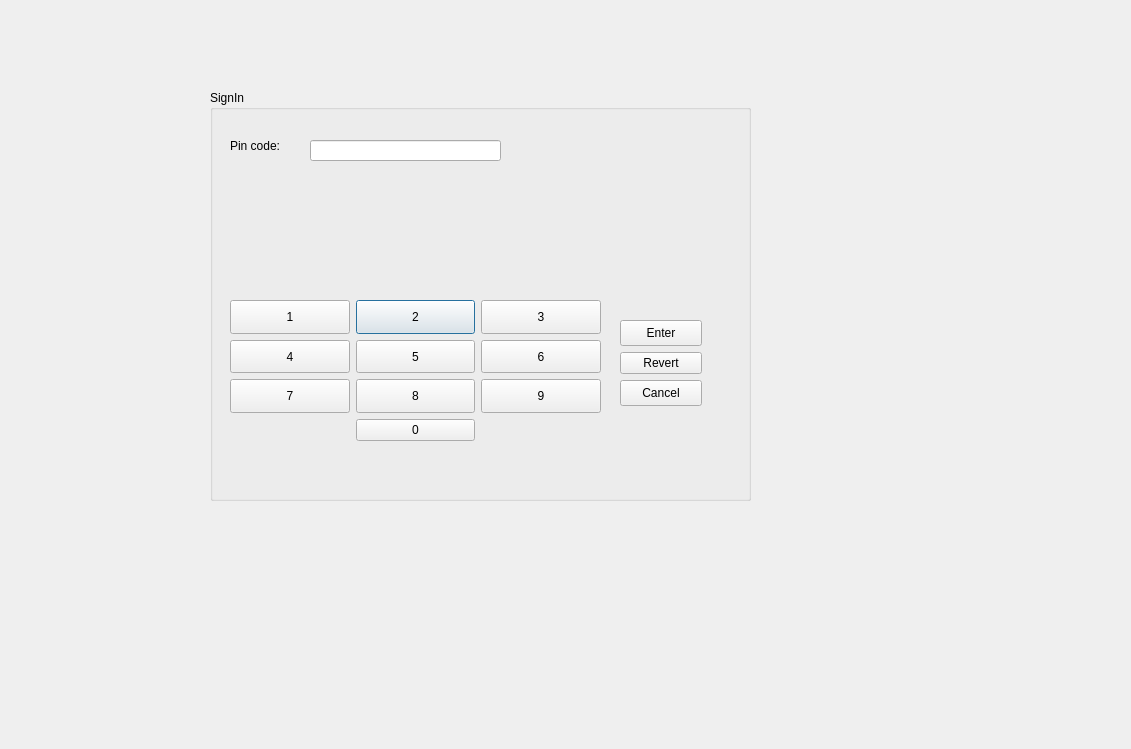
Qt form DLLPinCode/pincode.ui (JereKortesalmi/BankProject) before a commit.
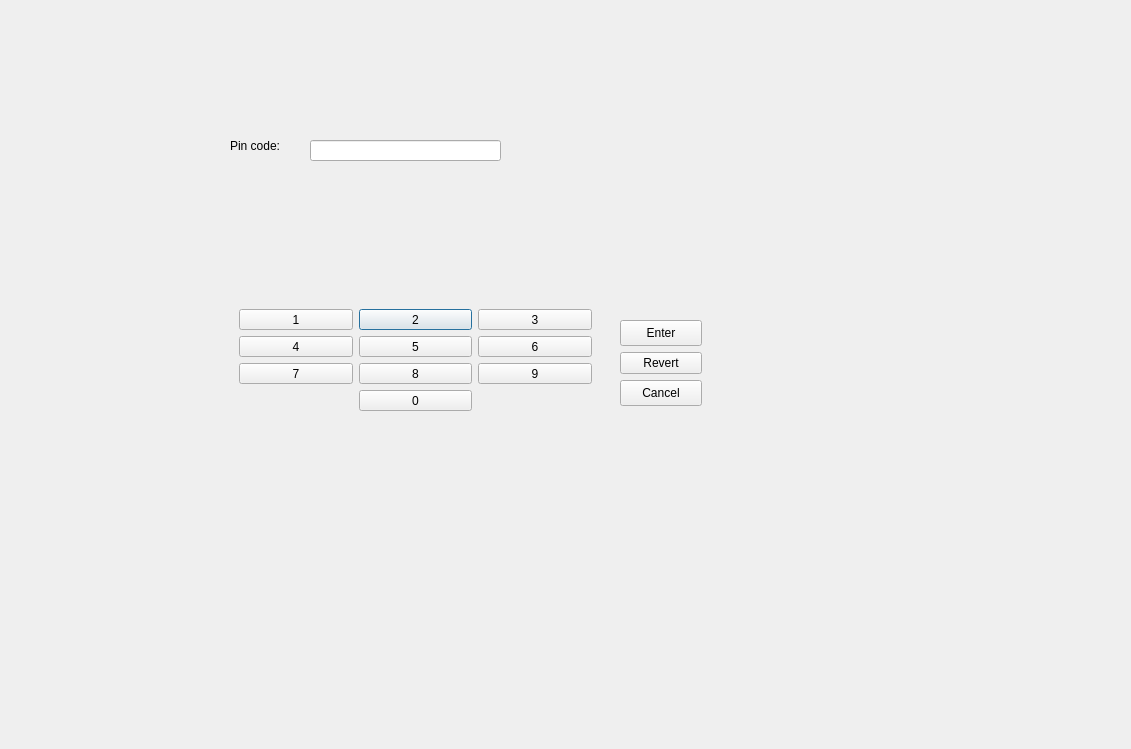
The same form after that commit.

Patch:
```diff
--- a/DLLPinCode/pincode.ui
+++ b/DLLPinCode/pincode.ui
@@ -13,7 +13,7 @@
   <property name="windowTitle">
    <string>Dialog</string>
   </property>
-  <widget class="QGroupBox" name="groupBox">
+  <widget class="QWidget" name="SignIn" native="true">
    <property name="geometry">
     <rect>
      <x>210</x>
@@ -28,9 +28,6 @@
      <verstretch>0</verstretch>
     </sizepolicy>
    </property>
-   <property name="title">
-    <string>SignIn</string>
-   </property>
    <widget class="QLabel" name="label_2">
     <property name="geometry">
      <rect>
@@ -69,21 +66,15 @@
      <enum>QLineEdit::Password</enum>
     </property>
    </widget>
-   <widget class="QWidget" name="gridLayoutWidget">
+   <widget class="QFrame" name="gridFrame">
     <property name="geometry">
      <rect>
       <x>20</x>
       <y>210</y>
       <width>371</width>
-      <height>141</height>
+      <height>120</height>
      </rect>
     </property>
-    <property name="sizePolicy">
-     <sizepolicy hsizetype="Preferred" vsizetype="Expanding">
-      <horstretch>0</horstretch>
-      <verstretch>0</verstretch>
-     </sizepolicy>
-    </property>
     <layout class="QGridLayout" name="gridLayout">
      <item row="0" column="1">
       <widget class="QPushButton" name="N2">
```
